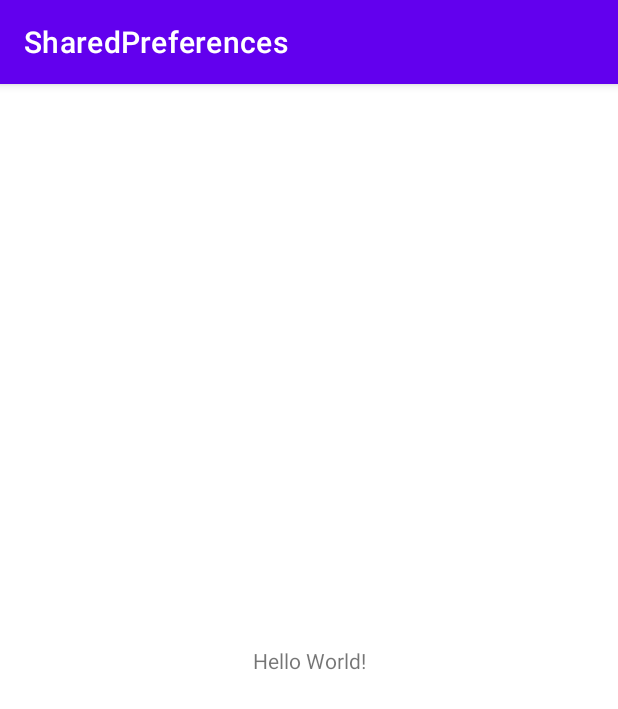
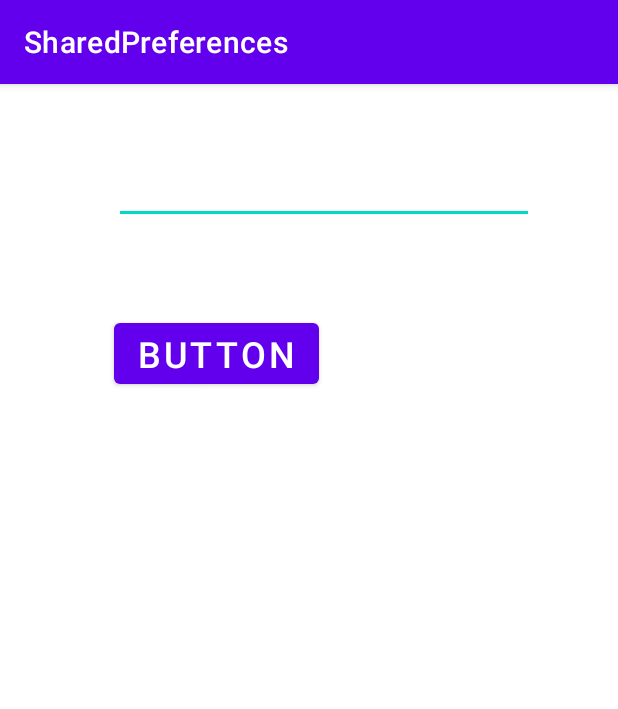
Before and after one commit to NelsonrBermejo/Android, an Android app: the screen it shows after launch (MainActivity), on a phone screen of 412 x 824 dp. Shown: the top 709 px of the screen. Run offline under Robolectric (Android 15) with nearby library versions, the phone set to English and light mode, and no system bars.

Commit message:
1# Agrego mail y button mas ID

```diff
--- a/SharedPreferences26/app/src/main/res/layout/activity_main.xml
+++ b/SharedPreferences26/app/src/main/res/layout/activity_main.xml
@@ -6,13 +6,26 @@
     android:layout_height="match_parent"
     tools:context=".MainActivity">
 
-    <TextView
+    <EditText
+        android:id="@+id/EditTextMail"
         android:layout_width="wrap_content"
         android:layout_height="wrap_content"
-        android:text="Hello World!"
-        app:layout_constraintBottom_toBottomOf="parent"
-        app:layout_constraintLeft_toLeftOf="parent"
-        app:layout_constraintRight_toRightOf="parent"
+        android:layout_marginStart="76dp"
+        android:layout_marginTop="40dp"
+        android:ems="10"
+        android:inputType="textEmailAddress"
+        android:textSize="24sp"
+        app:layout_constraintStart_toStartOf="parent"
         app:layout_constraintTop_toTopOf="parent" />
 
+    <Button
+        android:id="@+id/button"
+        android:layout_width="wrap_content"
+        android:layout_height="wrap_content"
+        android:layout_marginStart="76dp"
+        android:layout_marginTop="60dp"
+        android:text="Button"
+        android:textSize="24sp"
+        app:layout_constraintStart_toStartOf="parent"
+        app:layout_constraintTop_toBottomOf="@+id/EditTextMail" />
 </androidx.constraintlayout.widget.ConstraintLayout>
```
